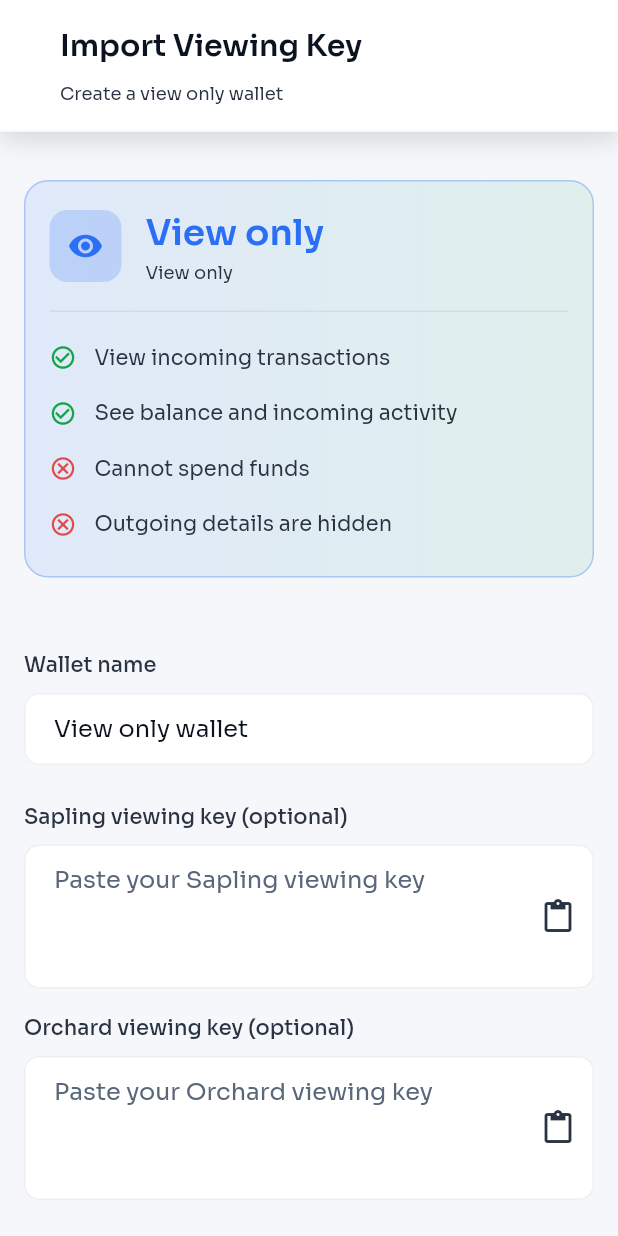
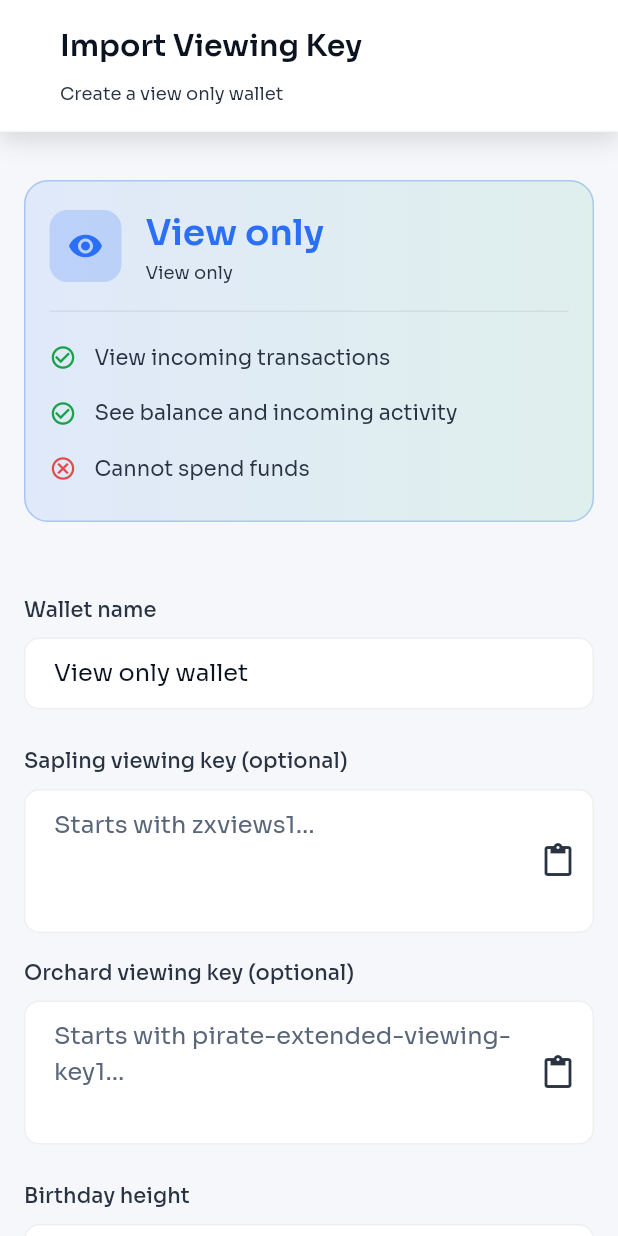
Before and after one commit to PirateNetwork/Pirate-Unified-Light-Wallet, a Flutter app: the IvkImportScreen screen opened by its route, on a phone screen of 412 x 824 dp. Run offline on Flutter 3.47's test engine with Material 3 defaults, Android fonts, the phone set to English and light mode, and no system bars; our stand-ins replace flutter_animate, flutter_riverpod, flutter_secure_storage, freezed_annotation, go_router, local_auth and 4 more; missing offline and left inert: bitsdojo_window, dart:ffi, file_selector, flutter_acrylic, flutter_rust_bridge, mobile_scanner and 2 more; accounts and stored records are empty; project files that could hold a hidden picture were left out.

Commit message:
Add view key hint for Sapling & Orchard

```diff
--- a/app/lib/features/onboarding/screens/ivk_import_screen.dart
+++ b/app/lib/features/onboarding/screens/ivk_import_screen.dart
@@ -243,11 +243,6 @@ class _IvkImportScreenState extends ConsumerState<IvkImportScreen> {
                     iconColor: AppColors.error,
                     text: 'Cannot spend funds',
                   ),
-                  _InfoRow(
-                    icon: Icons.cancel_outlined,
-                    iconColor: AppColors.error,
-                    text: 'Outgoing details are hidden',
-                  ),
                 ],
               ),
             ),
@@ -267,7 +262,7 @@ class _IvkImportScreenState extends ConsumerState<IvkImportScreen> {
             PInput(
               controller: _saplingIvkController,
               label: 'Sapling viewing key (optional)',
-              hint: 'Paste your Sapling viewing key',
+              hint: 'Starts with zxviews1…',
               maxLines: 3,
               suffixIcon: IconButton(
                 icon: const Icon(Icons.content_paste),
@@ -281,7 +276,7 @@ class _IvkImportScreenState extends ConsumerState<IvkImportScreen> {
             PInput(
               controller: _orchardIvkController,
               label: 'Orchard viewing key (optional)',
-              hint: 'Paste your Orchard viewing key',
+              hint: 'Starts with pirate-extended-viewing-key1…',
               maxLines: 3,
               suffixIcon: IconButton(
                 icon: const Icon(Icons.content_paste),
```
